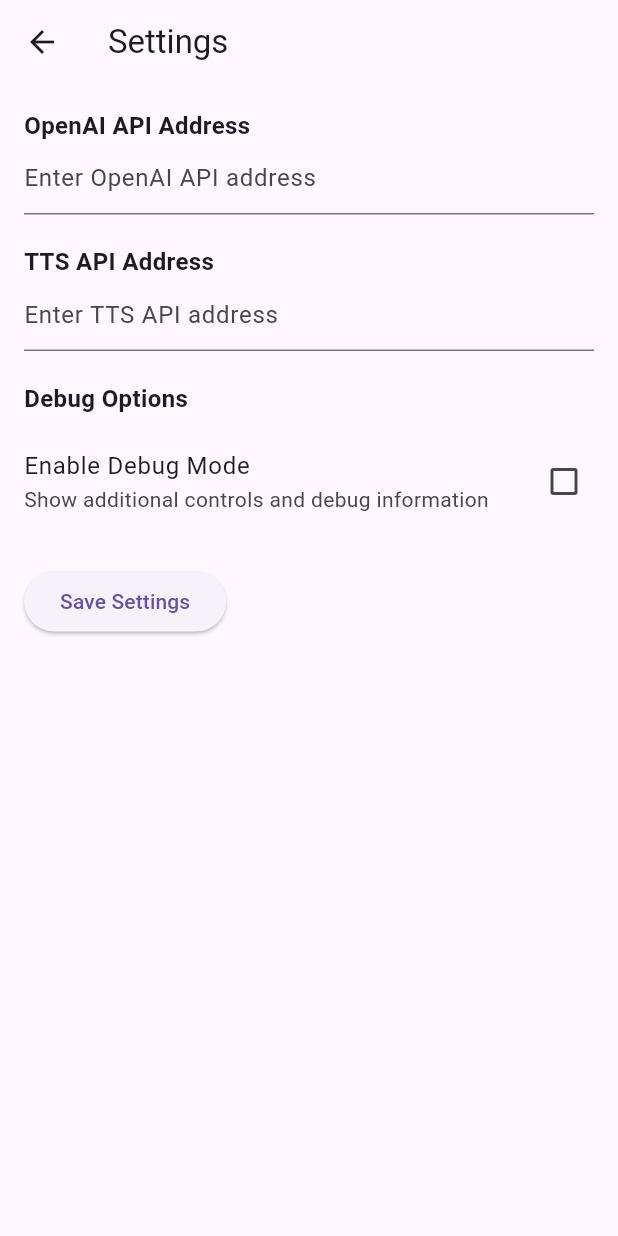
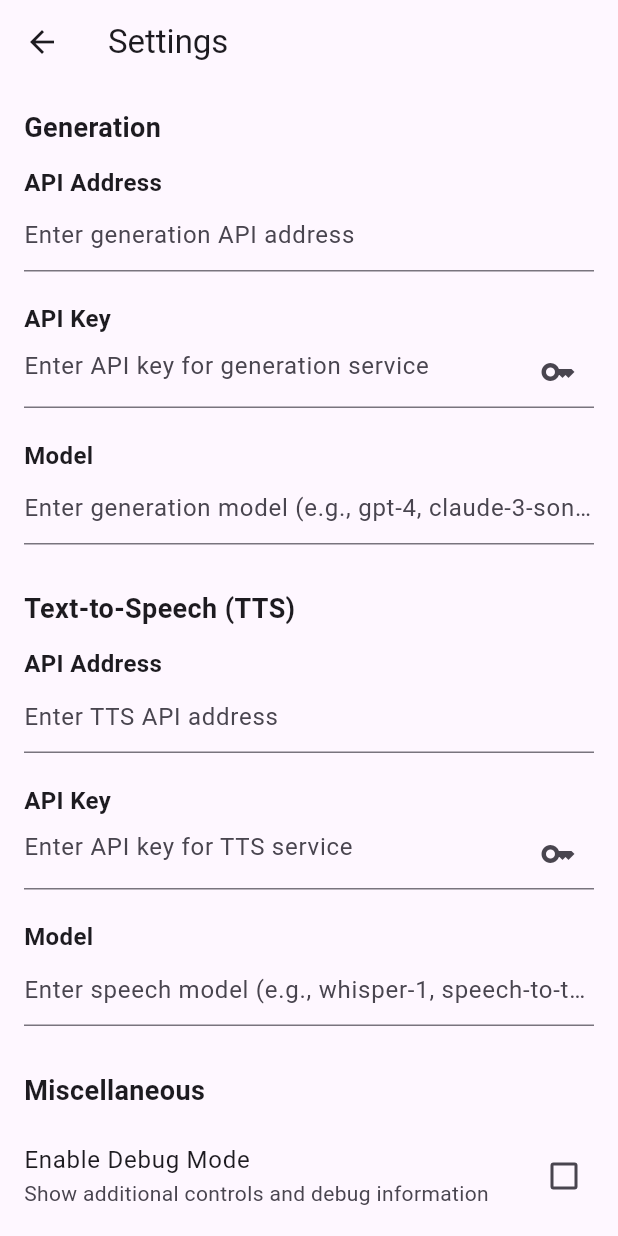
Before and after one commit to odrevet/ai_phone, a Flutter app: the Settings screen opened directly, on a phone screen of 412 x 824 dp. Run offline on Flutter 3.47's test engine with Material 3 defaults, Android fonts, the phone set to English and light mode, and no system bars; our stand-ins replace audioplayers, flutter_chat_bubble, shared_preferences, speech_to_text; accounts and stored records are empty.

Commit message:
add speech model and api key prefs

```diff
--- a/lib/api.dart
+++ b/lib/api.dart
@@ -29,6 +29,8 @@ Future<Map<String, dynamic>> sendChatCompletion(
 Future<dynamic> sendTtsGenerateRequest(String messageContent) async {
   final prefs = await SharedPreferences.getInstance();
   final ttsApiAddress = prefs.getString('tts_api_address');
+  final speechModel = prefs.getString('speech_model') ?? 'alloy';
+  final ttsApiKey = prefs.getString('api_key_tts');
 
   if (ttsApiAddress == null) {
     //print('Error: TTS API address not found in preferences');
@@ -41,7 +43,7 @@ Future<dynamic> sendTtsGenerateRequest(String messageContent) async {
   final body = {
     'model': 'tts-1',
     'input': messageContent,
-    'voice': 'fr-FR-DeniseNeural',
+    'voice': speechModel,
     'response_format': 'mp3',
   };
 
@@ -49,7 +51,7 @@ Future<dynamic> sendTtsGenerateRequest(String messageContent) async {
     final response = await http.post(
       url,
       headers: {
-        'Authorization': 'Bearer your_api_key_here',
+        'Authorization': 'Bearer ${ttsApiKey ?? 'your_api_key_here'}',
         'Content-Type': 'application/json',
       },
       body: jsonEncode(body),
--- a/lib/widgets/phone_view.dart
+++ b/lib/widgets/phone_view.dart
@@ -3,6 +3,7 @@ import 'dart:math';
 
 import 'package:audioplayers/audioplayers.dart';
 import 'package:flutter/material.dart';
+import 'package:shared_preferences/shared_preferences.dart';
 import 'package:speech_to_text/speech_recognition_error.dart';
 import 'package:speech_to_text/speech_recognition_result.dart';
 import 'package:speech_to_text/speech_to_text.dart';
@@ -25,7 +26,7 @@ class PhoneView extends StatefulWidget {
 
 class _PhoneViewState extends State<PhoneView> {
   // Debug variable - set to true to show debug controls
-  final bool debug = false;
+  bool debug = false;
 
   bool _hasSpeech = false;
   final bool _logEvents = false;
@@ -45,6 +46,13 @@ class _PhoneViewState extends State<PhoneView> {
   String _currentLocaleId = '';
   List<LocaleName> _localeNames = [];
   final SpeechToText speech = SpeechToText();
+
+  Future<void> _loadDebugMode() async {
+    final prefs = await SharedPreferences.getInstance();
+    setState(() {
+      debug = prefs.getBool('debug_mode') ?? false;
+    });
+  }
 
   @override
   Widget build(BuildContext context) {
@@ -193,8 +201,8 @@ class _PhoneViewState extends State<PhoneView> {
   @override
   void initState() {
     super.initState();
-    // Automatically initialize speech at startup
     initSpeechState();
+    _loadDebugMode();
   }
 
   // This is called each time the users wants to start a new speech
--- a/lib/widgets/settings.dart
+++ b/lib/widgets/settings.dart
@@ -9,6 +9,10 @@ class Settings extends StatefulWidget {
 class _SettingsState extends State<Settings> {
   final TextEditingController _openAIController = TextEditingController();
   final TextEditingController _ttsController = TextEditingController();
+  final TextEditingController _generationModelController = TextEditingController();
+  final TextEditingController _speechModelController = TextEditingController();
+  final TextEditingController _apiKeyGenerationController = TextEditingController();
+  final TextEditingController _apiKeyTtsController = TextEditingController();
   bool _debugMode = false;
 
   @override
@@ -22,6 +26,10 @@ class _SettingsState extends State<Settings> {
     setState(() {
       _openAIController.text = prefs.getString('openai_api_address') ?? '';
       _ttsController.text = prefs.getString('tts_api_address') ?? '';
+      _generationModelController.text = prefs.getString('generation_model') ?? '';
+      _speechModelController.text = prefs.getString('speech_model') ?? '';
+      _apiKeyGenerationController.text = prefs.getString('api_key_generation') ?? '';
+      _apiKeyTtsController.text = prefs.getString('api_key_tts') ?? '';
       _debugMode = prefs.getBool('debug_mode') ?? false;
     });
   }
@@ -30,6 +38,10 @@ class _SettingsState extends State<Settings> {
     final prefs = await SharedPreferences.getInstance();
     await prefs.setString('openai_api_address', _openAIController.text);
     await prefs.setString('tts_api_address', _ttsController.text);
+    await prefs.setString('generation_model', _generationModelController.text);
+    await prefs.setString('speech_model', _speechModelController.text);
+    await prefs.setString('api_key_generation', _apiKeyGenerationController.text);
+    await prefs.setString('api_key_tts', _apiKeyTtsController.text);
     await prefs.setBool('debug_mode', _debugMode);
     ScaffoldMessenger.of(
       context,
@@ -42,20 +54,58 @@ class _SettingsState extends State<Settings> {
       appBar: AppBar(title: Text('Settings')),
       body: Padding(
         padding: const EdgeInsets.all(16.0),
+        child: SingleChildScrollView(
           child: Column(
             crossAxisAlignment: CrossAxisAlignment.start,
             children: [
+              // Generation Section
               Text(
-              'OpenAI API Address',
+                'Generation',
+                style: TextStyle(fontSize: 18, fontWeight: FontWeight.bold),
+              ),
+              SizedBox(height: 12),
+              Text(
+                'API Address',
                 style: TextStyle(fontSize: 16, fontWeight: FontWeight.bold),
               ),
               TextField(
                 controller: _openAIController,
-              decoration: InputDecoration(hintText: 'Enter OpenAI API address'),
+                decoration: InputDecoration(hintText: 'Enter generation API address'),
               ),
               SizedBox(height: 20),
               Text(
-              'TTS API Address',
+                'API Key',
+                style: TextStyle(fontSize: 16, fontWeight: FontWeight.bold),
+              ),
+              TextField(
+                controller: _apiKeyGenerationController,
+                obscureText: true,
+                decoration: InputDecoration(
+                  hintText: 'Enter API key for generation service',
+                  suffixIcon: Icon(Icons.key),
+                ),
+              ),
+              SizedBox(height: 20),
+              Text(
+                'Model',
+                style: TextStyle(fontSize: 16, fontWeight: FontWeight.bold),
+              ),
+              TextField(
+                controller: _generationModelController,
+                decoration: InputDecoration(
+                  hintText: 'Enter generation model (e.g., gpt-4, claude-3-sonnet)',
+                ),
+              ),
+              SizedBox(height: 30),
+
+              // TTS Section
+              Text(
+                'Text-to-Speech (TTS)',
+                style: TextStyle(fontSize: 18, fontWeight: FontWeight.bold),
+              ),
+              SizedBox(height: 12),
+              Text(
+                'API Address',
                 style: TextStyle(fontSize: 16, fontWeight: FontWeight.bold),
               ),
               TextField(
@@ -64,8 +114,34 @@ class _SettingsState extends State<Settings> {
               ),
               SizedBox(height: 20),
               Text(
-              'Debug Options',
+                'API Key',
                 style: TextStyle(fontSize: 16, fontWeight: FontWeight.bold),
+              ),
+              TextField(
+                controller: _apiKeyTtsController,
+                obscureText: true,
+                decoration: InputDecoration(
+                  hintText: 'Enter API key for TTS service',
+                  suffixIcon: Icon(Icons.key),
+                ),
+              ),
+              SizedBox(height: 20),
+              Text(
+                'Model',
+                style: TextStyle(fontSize: 16, fontWeight: FontWeight.bold),
+              ),
+              TextField(
+                controller: _speechModelController,
+                decoration: InputDecoration(
+                  hintText: 'Enter speech model (e.g., whisper-1, speech-to-text-v1)',
+                ),
+              ),
+              SizedBox(height: 30),
+
+              // Miscellaneous Section
+              Text(
+                'Miscellaneous',
+                style: TextStyle(fontSize: 18, fontWeight: FontWeight.bold),
               ),
               SizedBox(height: 8),
               CheckboxListTile(
@@ -79,12 +155,22 @@ class _SettingsState extends State<Settings> {
                 },
                 contentPadding: EdgeInsets.zero,
               ),
-            SizedBox(height: 20),
-            ElevatedButton(
+              SizedBox(height: 30),
+              SizedBox(
+                width: double.infinity,
+                child: ElevatedButton(
                   onPressed: _saveSettings,
-              child: Text('Save Settings'),
+                  style: ElevatedButton.styleFrom(
+                    padding: EdgeInsets.symmetric(vertical: 16),
+                  ),
+                  child: Text(
+                    'Save Settings',
+                    style: TextStyle(fontSize: 16),
+                  ),
+                ),
               ),
             ],
+          ),
         ),
       ),
     );
@@ -94,6 +180,10 @@ class _SettingsState extends State<Settings> {
   void dispose() {
     _openAIController.dispose();
     _ttsController.dispose();
+    _generationModelController.dispose();
+    _speechModelController.dispose();
+    _apiKeyGenerationController.dispose();
+    _apiKeyTtsController.dispose();
     super.dispose();
   }
 }
```
Lines whose indentation alone changed are shown as unchanged.
